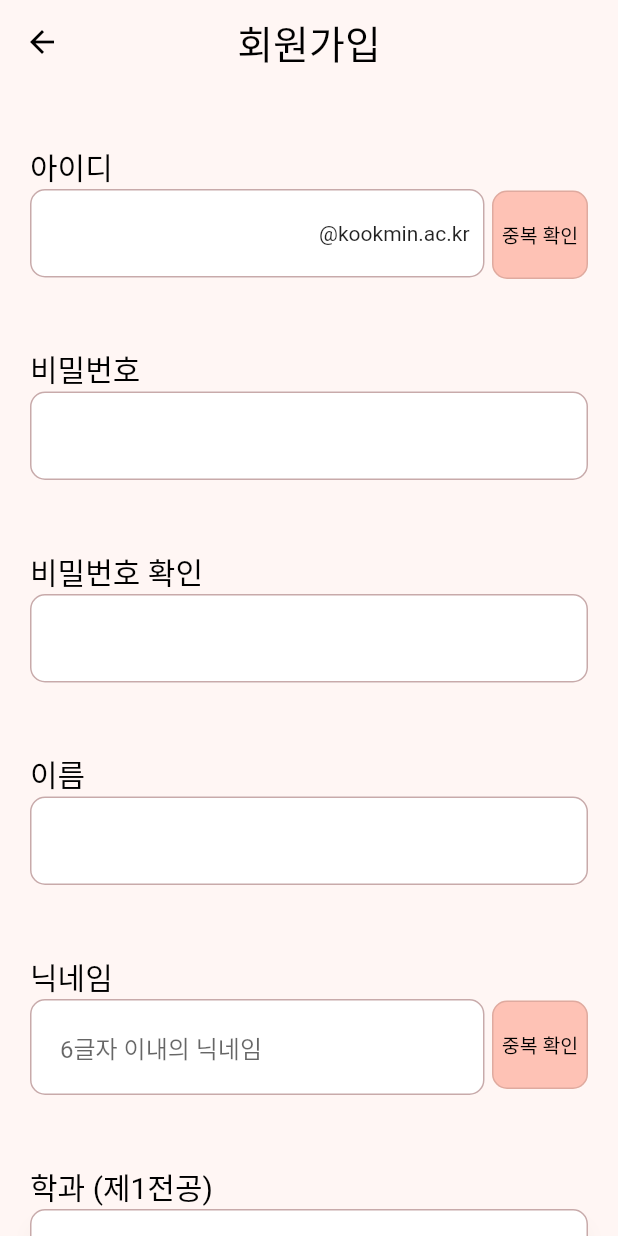
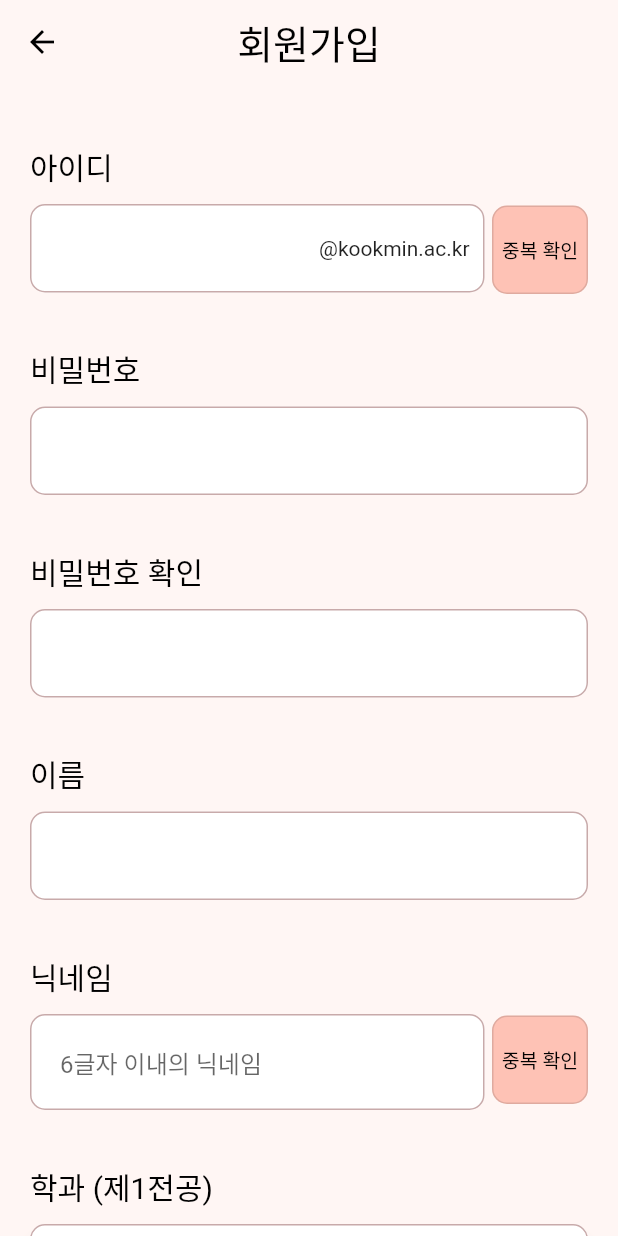
Before and after one commit to TEAM-LINRING/LINRING-FRONT, a Flutter app: the SignUpScreen screen opened by its route, on a phone screen of 412 x 824 dp. Run offline on Flutter 3.47's test engine with Material 2 defaults, Android fonts, the phone set to English and light mode, and no system bars; our stand-ins replace carousel_slider, firebase_core, firebase_dynamic_links, flutter_dotenv, flutter_rating_bar, flutter_secure_storage; missing offline and left inert: omni_datetime_picker; accounts and stored records are empty; Roboto replaces fonts that are missing (Pretendard).

Commit message:
Design: 회원가입 페이지의 위젯들간 간격 조정

```diff
--- a/lib/screens/signup_screen.dart
+++ b/lib/screens/signup_screen.dart
@@ -232,6 +232,7 @@ class _SignUpScreenState extends State<SignUpScreen> {
                   height: 0,
                 ),
               )),
+          const SizedBox(height: 10),
 
           IntrinsicHeight(
             child: Row(
@@ -338,7 +339,7 @@ class _SignUpScreenState extends State<SignUpScreen> {
             ),
           ),
 
-          const SizedBox(height: 30),
+          const SizedBox(height: 20),
           //비밀번호
           const Align(
               alignment: Alignment.centerLeft,
@@ -351,6 +352,7 @@ class _SignUpScreenState extends State<SignUpScreen> {
                   height: 0,
                 ),
               )),
+          const SizedBox(height: 10),
           CustomTextField(
             controller: passwordController,
             onChanged: (value) {
@@ -367,7 +369,7 @@ class _SignUpScreenState extends State<SignUpScreen> {
                 isPasswordValid ? null : '비밀번호는 영문자와 숫자를 조합해 8자리 이상이어야 합니다.',
           ),
 
-          const SizedBox(height: 30),
+          const SizedBox(height: 20),
 
           //비밀번호 확인
           const Align(
@@ -381,6 +383,7 @@ class _SignUpScreenState extends State<SignUpScreen> {
                   height: 0,
                 ),
               )),
+          const SizedBox(height: 10),
           CustomTextField(
             obscureText: true,
             controller: passwordConfirmController,
@@ -393,7 +396,7 @@ class _SignUpScreenState extends State<SignUpScreen> {
             errorText: isPasswordConfirmValid ? null : '비밀번호가 일치하지 않습니다.',
           ),
 
-          const SizedBox(height: 30),
+          const SizedBox(height: 20),
 
           //이름
           const Align(
@@ -407,6 +410,7 @@ class _SignUpScreenState extends State<SignUpScreen> {
                   height: 0,
                 ),
               )),
+          const SizedBox(height: 10),
           CustomTextField(
             controller: nameController,
             obscureText: false,
@@ -417,7 +421,7 @@ class _SignUpScreenState extends State<SignUpScreen> {
             },
           ),
 
-          const SizedBox(height: 30),
+          const SizedBox(height: 20),
 
           //닉네임
           const Align(
@@ -431,7 +435,7 @@ class _SignUpScreenState extends State<SignUpScreen> {
                   height: 0,
                 ),
               )),
-
+          const SizedBox(height: 10),
           IntrinsicHeight(
             child: Row(
                 mainAxisAlignment: MainAxisAlignment.start,
@@ -507,7 +511,7 @@ class _SignUpScreenState extends State<SignUpScreen> {
                 ]),
           ),
 
-          const SizedBox(height: 30),
+          const SizedBox(height: 20),
 
           //학과(제1전공)
           const Align(
@@ -521,6 +525,7 @@ class _SignUpScreenState extends State<SignUpScreen> {
                   height: 0,
                 ),
               )),
+          const SizedBox(height: 10),
           SizedBox(
             width: double.infinity,
             height: 60,
@@ -562,7 +567,7 @@ class _SignUpScreenState extends State<SignUpScreen> {
             ),
           ),
 
-          const SizedBox(height: 30),
+          const SizedBox(height: 20),
 
           //학번 및 학년
           const Align(
@@ -576,6 +581,7 @@ class _SignUpScreenState extends State<SignUpScreen> {
                   height: 0,
                 ),
               )),
+          const SizedBox(height: 10),
           Container(
             height: 60,
             decoration: BoxDecoration(
@@ -653,7 +659,7 @@ class _SignUpScreenState extends State<SignUpScreen> {
             ),
           ),
 
-          const SizedBox(height: 30),
+          const SizedBox(height: 20),
 
           //성별 및 나이
           const Align(
@@ -667,7 +673,7 @@ class _SignUpScreenState extends State<SignUpScreen> {
                   height: 0,
                 ),
               )),
-
+          const SizedBox(height: 10),
           Container(
             height: 60,
             clipBehavior: Clip.hardEdge,
@@ -756,7 +762,7 @@ class _SignUpScreenState extends State<SignUpScreen> {
             ),
           ),
 
-          const SizedBox(height: 30),
+          const SizedBox(height: 20),
 
           //특이사항
           const Align(
@@ -784,14 +790,14 @@ class _SignUpScreenState extends State<SignUpScreen> {
                   ),
                 ],
               )),
-
+          const SizedBox(height: 10),
           Wrap(
               alignment: WrapAlignment.start,
               children: List.generate(remark.length, (index) {
                 return buildRemark(index);
               })),
 
-          const SizedBox(height: 30),
+          const SizedBox(height: 20),
 
           //동의
           Row(
@@ -966,7 +972,7 @@ class _SignUpScreenState extends State<SignUpScreen> {
             ],
           ),
 
-          const SizedBox(height: 30),
+          const SizedBox(height: 25),
 
           //가입하기 버튼
           CustomOutlinedButton(
```
